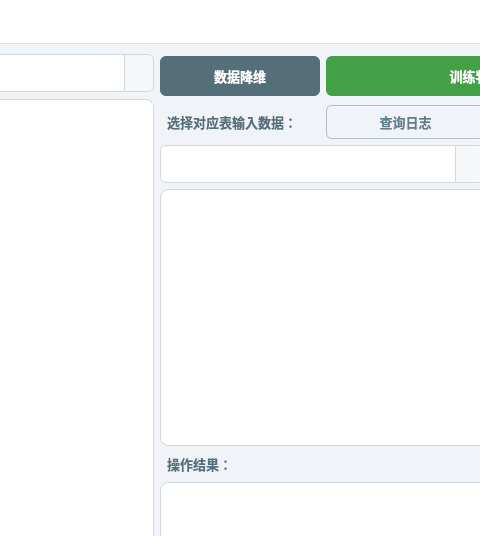
Lcoy2004/transformer-fault-diagnoser, file ui/main.ui: the form before one commit; both pictures show x 340 to 820 and y 0 to 536 of the 1000 by 800 pixel window.
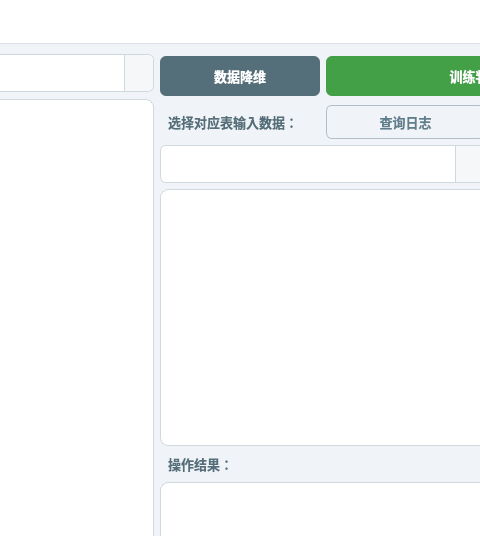
The form after the commit. Icons and pictures are not drawn.

```diff
--- a/ui/main.ui
+++ b/ui/main.ui
@@ -394,6 +394,13 @@
      <layout class="QGridLayout" name="gridLayout">
       <item row="2" column="4">
        <widget class="QLabel" name="showtext_label">
+        <property name="font">
+         <font>
+          <family>Microsoft YaHei</family>
+          <pointsize>10</pointsize>
+          <fontweight>Medium</fontweight>
+         </font>
+        </property>
         <property name="text">
          <string>选择对应表输入数据：</string>
         </property>
@@ -425,6 +432,13 @@
       </item>
       <item row="5" column="4">
        <widget class="QLabel" name="label">
+        <property name="font">
+         <font>
+          <family>Microsoft YaHei</family>
+          <pointsize>10</pointsize>
+          <fontweight>Medium</fontweight>
+         </font>
+        </property>
         <property name="text">
          <string>操作结果：</string>
         </property>
```
Left out of the diff: 113 changed lines with no effect on the pictures.
